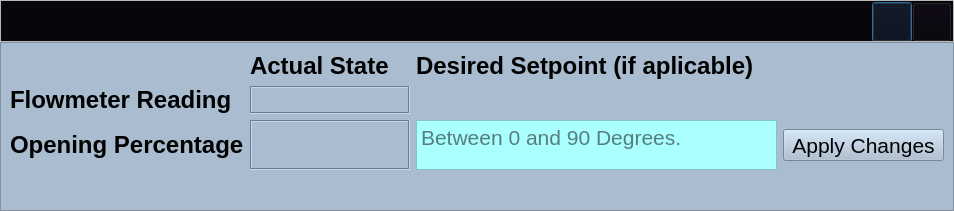
The window that Python/Revolvedora_IoT/.venv/src/GUI/valve.ui (Caserefro/Revolvedora_IoT) describes before a commit, drawn with Qt 5.
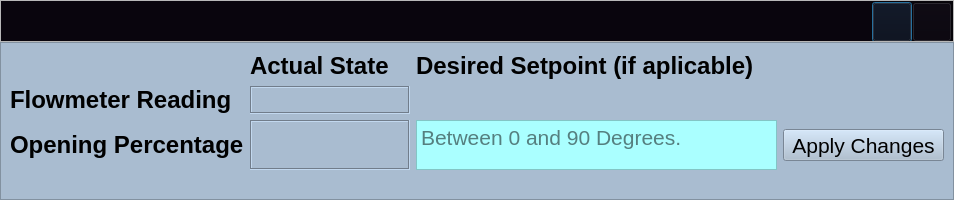
The same window after the commit. Icons and pictures are not drawn.

Patch:
```diff
--- a/Python/Revolvedora_IoT/.venv/src/GUI/valve.ui
+++ b/Python/Revolvedora_IoT/.venv/src/GUI/valve.ui
@@ -7,7 +7,7 @@
     <x>0</x>
     <y>0</y>
     <width>954</width>
-    <height>211</height>
+    <height>200</height>
    </rect>
   </property>
   <property name="windowTitle">
```
